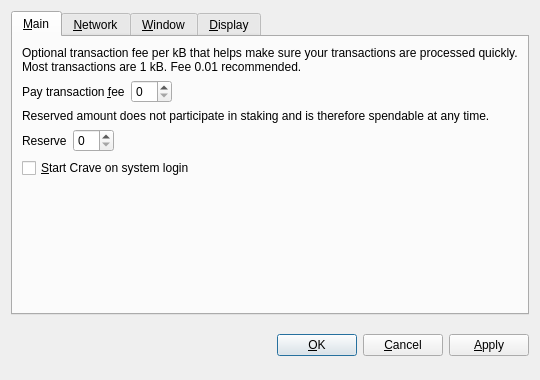
Above: src/qt/forms/optionsdialog.ui from CooleRRSA/crave before the change. Below: the same form after it.
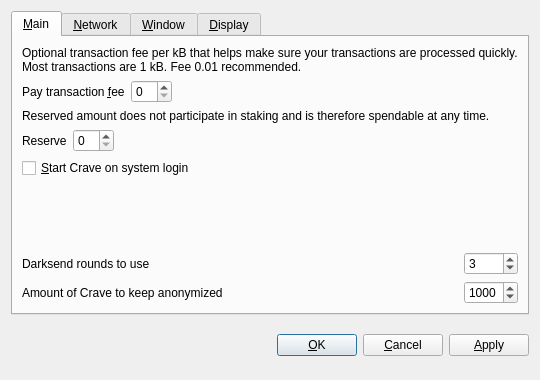
That is the form after the change. Custom widgets are drawn as their Qt base class.

```diff
--- a/src/qt/forms/optionsdialog.ui
+++ b/src/qt/forms/optionsdialog.ui
@@ -29,8 +29,8 @@
       <attribute name="title">
        <string>&amp;Main</string>
       </attribute>
-      <layout class="QVBoxLayout" name="verticalLayout_Main">
-       <item>
+      <layout class="QGridLayout" name="gridLayout">
+       <item row="0" column="0" colspan="2">
         <widget class="QLabel" name="transactionFeeInfoLabel">
          <property name="text">
           <string>Optional transaction fee per kB that helps make sure your transactions are processed quickly. Most transactions are 1 kB. Fee 0.01 recommended.</string>
@@ -43,7 +43,7 @@
          </property>
         </widget>
        </item>
-       <item>
+       <item row="1" column="0">
         <layout class="QHBoxLayout" name="horizontalLayoutFee">
          <item>
           <widget class="QLabel" name="transactionFeeLabel">
@@ -76,7 +76,7 @@
          </item>
         </layout>
        </item>
-       <item>
+       <item row="2" column="0" colspan="2">
         <widget class="QLabel" name="reserveBalanceInfoLabel">
          <property name="text">
           <string>Reserved amount does not participate in staking and is therefore spendable at any time.</string>
@@ -89,7 +89,7 @@
          </property>
         </widget>
        </item>
-       <item>
+       <item row="3" column="0">
         <layout class="QHBoxLayout" name="horizontalLayoutReserveBalance">
          <item>
           <widget class="QLabel" name="reserveBalanceLabel">
@@ -122,7 +122,7 @@
          </item>
         </layout>
        </item>
-       <item>
+       <item row="4" column="0">
         <widget class="QCheckBox" name="bitcoinAtStartup">
          <property name="toolTip">
           <string>Automatically start Crave after logging in to the system.</string>
@@ -132,7 +132,7 @@
          </property>
         </widget>
        </item>
-       <item>
+       <item row="5" column="0">
         <spacer name="verticalSpacer_Main">
          <property name="orientation">
           <enum>Qt::Vertical</enum>
@@ -145,6 +145,67 @@
          </property>
         </spacer>
        </item>
+       <item row="6" column="0">
+        <widget class="QLabel" name="label">
+         <property name="toolTip">
+          <string>&lt;html&gt;&lt;head/&gt;&lt;body&gt;&lt;p&gt;This setting determines the amount of individual masternodes that an input will be anonymized through. More rounds of anonymization gives a higher degree of privacy, but also costs more in fees.&lt;/p&gt;&lt;/body&gt;&lt;/html&gt;</string>
+         </property>
+         <property name="text">
+          <string>Darksend rounds to use</string>
+         </property>
+        </widget>
+       </item>
+       <item row="6" column="1">
+        <widget class="QSpinBox" name="darksendRounds">
+         <property name="minimum">
+          <number>2</number>
+         </property>
+         <property name="maximum">
+          <number>6</number>
+         </property>
+         <property name="value">
+          <number>3</number>
+         </property>
+        </widget>
+       </item>
+       <item row="7" column="0">
+        <widget class="QLabel" name="label_2">
+         <property name="toolTip">
+          <string>This amount acts as a threshold to turn off Darksend once it's reached.</string>
+         </property>
+         <property name="statusTip">
+          <string notr="true"/>
+         </property>
+         <property name="whatsThis">
+          <string notr="true"/>
+         </property>
+         <property name="accessibleName">
+          <string notr="true"/>
+         </property>
+         <property name="accessibleDescription">
+          <string notr="true"/>
+         </property>
+         <property name="text">
+          <string>Amount of Crave to keep anonymized</string>
+         </property>
+        </widget>
+       </item>
+       <item row="7" column="1">
+        <widget class="QSpinBox" name="anonymizeCrave">
+         <property name="minimum">
+          <number>2</number>
+         </property>
+         <property name="maximum">
+          <number>2000</number>
+         </property>
+         <property name="singleStep">
+          <number>10</number>
+         </property>
+         <property name="value">
+          <number>1000</number>
+         </property>
+        </widget>
+       </item>
       </layout>
      </widget>
      <widget class="QWidget" name="tabNetwork">
```
Left out of the diff: 1 changed line with no effect on the pictures.
